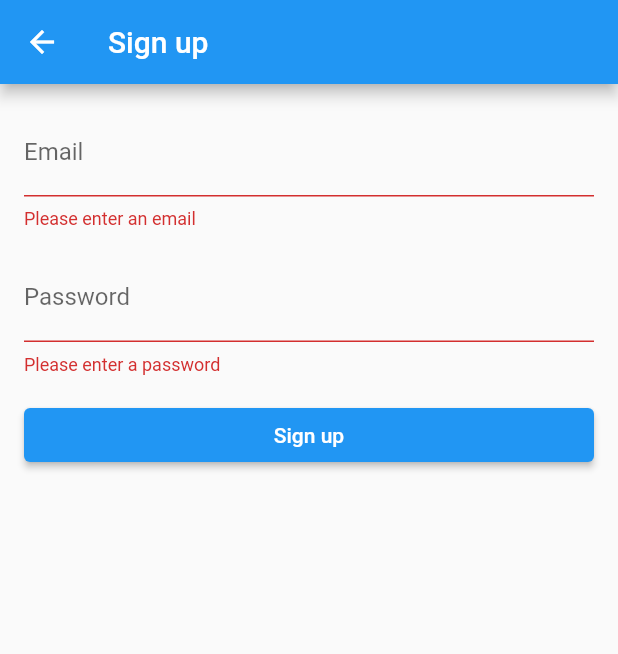
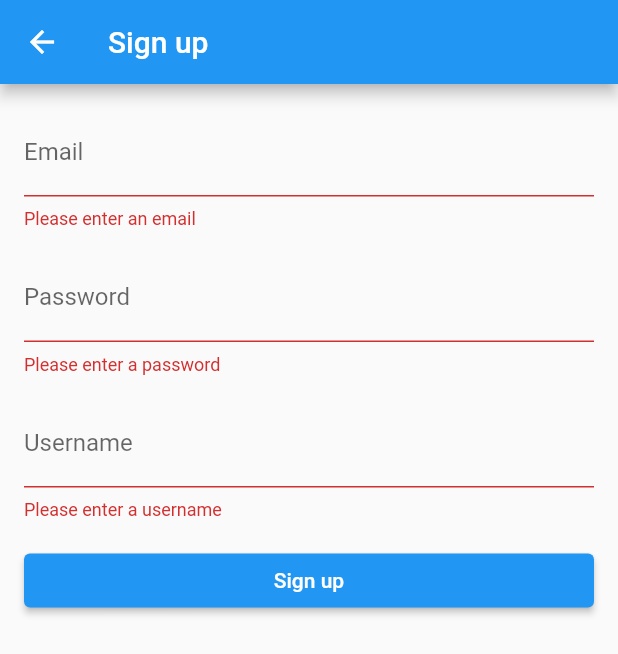
Before and after one commit to rogerliu37/moodmap, a Flutter app: the SignupPage screen opened by its route, after a tap on "Sign up", on a phone screen of 412 x 824 dp. Shown: the top 654 px of the screen. Run offline on Flutter 3.47's test engine with Material 2 defaults, Android fonts, the phone set to English and light mode, and no system bars; our stand-ins replace cloud_firestore, firebase_auth, firebase_core; accounts and stored records are empty.

Commit message:
working signup

```diff
--- a/lib/ProfilePage.dart
+++ b/lib/ProfilePage.dart
@@ -66,7 +66,8 @@ class _ProfilePageState extends State<ProfilePage> {
                       _user = UserModel(
                           id: _user!.id,
                           email: _user!.email,
-                          username: _usernameController.text);
+                          username: _usernameController.text,
+                          password: "");
                     });
 
                     ScaffoldMessenger.of(context).showSnackBar(
--- a/lib/SignupPage.dart
+++ b/lib/SignupPage.dart
@@ -1,4 +1,6 @@
 import 'package:flutter/material.dart';
+import 'package:firebase_auth/firebase_auth.dart';
+
 import 'AuthService.dart';
 
 class SignupPage extends StatefulWidget {
@@ -10,6 +12,7 @@ class _SignupPageState extends State<SignupPage> {
   final _formKey = GlobalKey<FormState>();
   final _emailController = TextEditingController();
   final _passwordController = TextEditingController();
+  final _usernameController = TextEditingController();
 
   AuthService _authService = AuthService();
 
@@ -47,7 +50,20 @@ class _SignupPageState extends State<SignupPage> {
                   if (value == null || value.isEmpty) {
                     return "Please enter a password";
                   }
-                  return null; // This line was missing in your code
+                  return null;
+                },
+              ),
+              SizedBox(height: 16.0),
+              TextFormField(
+                controller: _usernameController,
+                decoration: InputDecoration(
+                  labelText: "Username",
+                ),
+                validator: (value) {
+                  if (value == null || value.isEmpty) {
+                    return "Please enter a username";
+                  }
+                  return null;
                 },
               ),
               SizedBox(height: 16.0),
@@ -58,6 +74,7 @@ class _SignupPageState extends State<SignupPage> {
                         await _authService.createUserWithEmailAndPassword(
                       email: _emailController.text.trim(),
                       password: _passwordController.text.trim(),
+                      username: _usernameController.text.trim(),
                     );
                     if (result == null) {
                       ScaffoldMessenger.of(context).showSnackBar(
--- a/lib/UserModel.dart
+++ b/lib/UserModel.dart
@@ -2,6 +2,11 @@ class UserModel {
   final String id;
   final String email;
   final String username;
+  final String password;
 
-  UserModel({required this.id, required this.email, required this.username});
+  UserModel(
+      {required this.id,
+      required this.email,
+      required this.username,
+      required this.password});
 }
```
Also changed, not shown: lib/AuthService.dart (+28 -5 lines), lib/LoginPage.dart (+9 -6 lines), lib/main.dart (+5 -3 lines), 26 other files.
